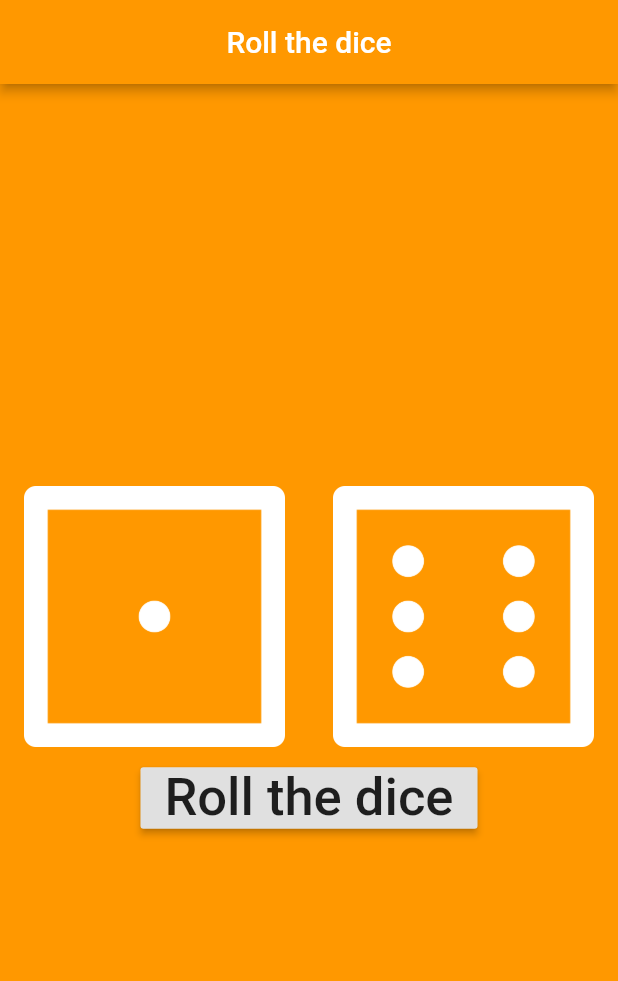
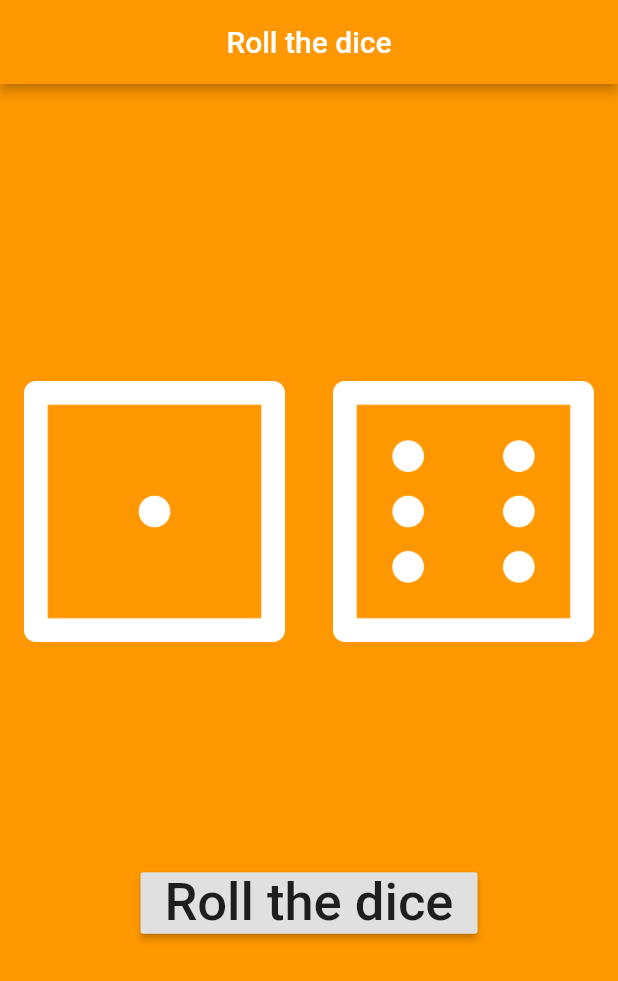
Before and after one commit to judexes/roll-the-dice, a Flutter app: the screen it shows after launch, on a phone screen of 412 x 824 dp. Shown: the top 981 px of the screen. Run offline on Flutter 3.47's test engine with Material 2 defaults, Android fonts, the phone set to English and light mode, and no system bars.

Commit message:
Random fix

```diff
--- a/lib/main.dart
+++ b/lib/main.dart
@@ -54,7 +54,7 @@ class _DicePageState extends State<DicePage> {
             ],
           ),
 
-          const SizedBox(height: 10),
+          const SizedBox(height: 150),
           RaisedButton(
             onPressed: () {
               setState(() {
```
